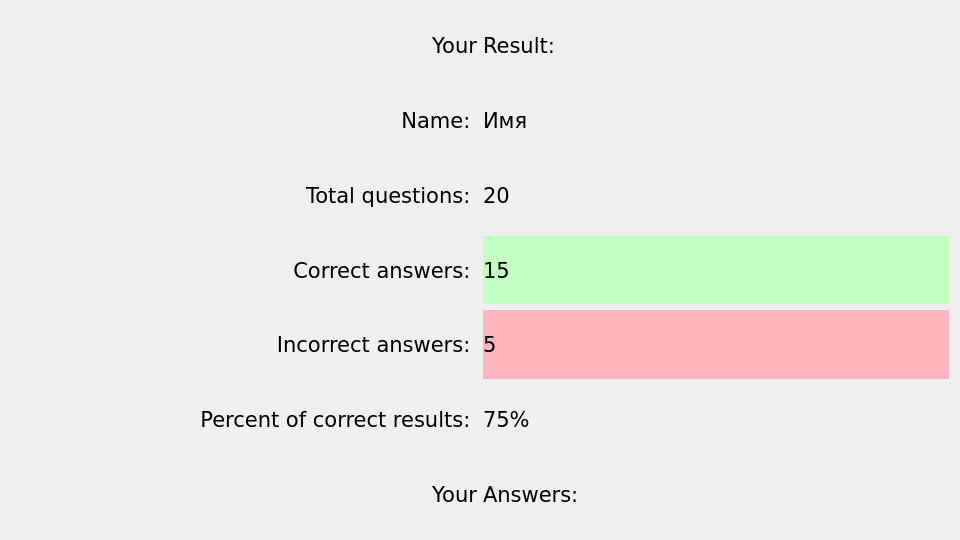
Old version of the form checkeng/dialogs/finish/finish.ui in the repository kusanekinov/CheckEng.
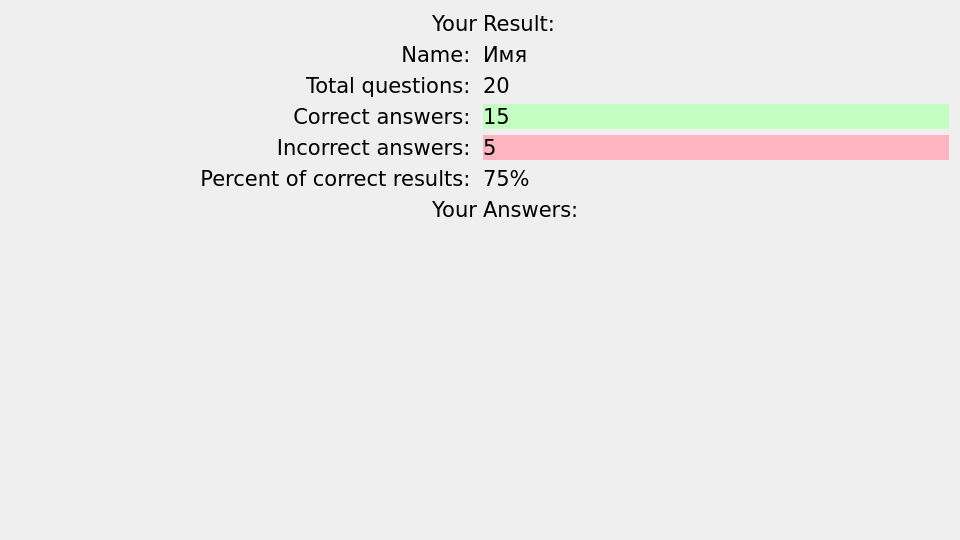
New version of the form.

Diff of the .ui file:
```diff
--- a/checkeng/dialogs/finish/finish.ui
+++ b/checkeng/dialogs/finish/finish.ui
@@ -315,7 +315,20 @@
     </layout>
    </item>
    <item row="1" column="0" colspan="2">
-    <layout class="QFormLayout" name="w_tasks"/>
+    <layout class="QGridLayout" name="w_tasks"/>
+   </item>
+   <item row="2" column="0">
+    <spacer name="verticalSpacer">
+     <property name="orientation">
+      <enum>Qt::Vertical</enum>
+     </property>
+     <property name="sizeHint" stdset="0">
+      <size>
+       <width>20</width>
+       <height>40</height>
+      </size>
+     </property>
+    </spacer>
    </item>
   </layout>
  </widget>
```
Left out of the diff: 336 changed lines with no effect on the pictures.
